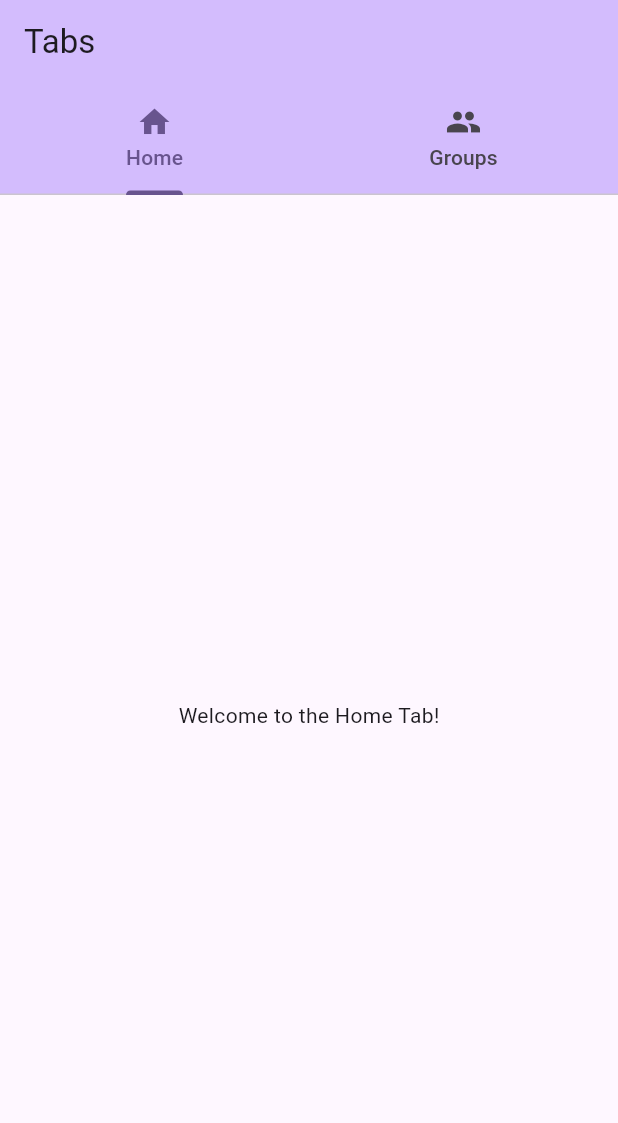
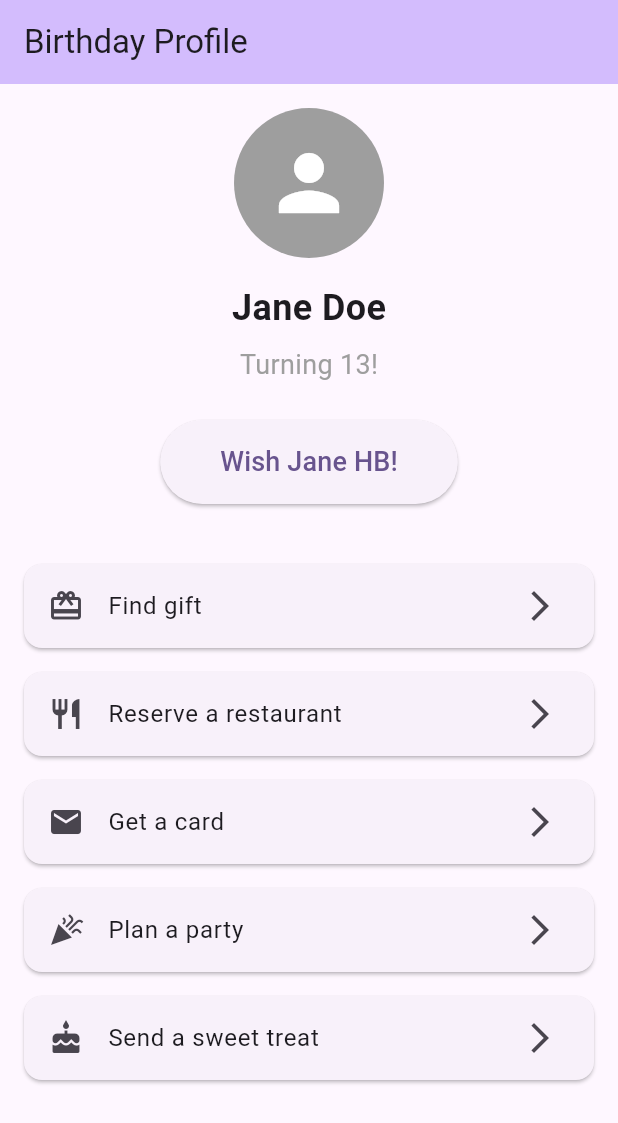
Before and after one commit to saoriyo99/birthday_app, a Flutter app: the screen it shows after launch, on a phone screen of 412 x 824 dp. Shown: the top 1123 px of the screen. Run offline on Flutter 3.47's test engine with Material 3 defaults, Android fonts, the phone set to English and light mode, and no system bars.

Commit message:
feat: Implement Birthday Profile Page UI
Refactor `MyHomePage` into `BirthdayProfilePage` to display a user's birthday information. This includes:
- A profile picture placeholder.
- Name and age display.
- A "Wish Jane HB!" button with a snackbar action.
- A list of actionable tiles for birthday planning (e.g., "Find gift", "Reserve a restaurant").
- Removed extensive comments and unused `DefaultTabController` setup.
- Enabled `useMaterial3` for the theme.

```diff
--- a/lib/main.dart
+++ b/lib/main.dart
@@ -7,116 +7,96 @@ void main() {
 class MyApp extends StatelessWidget {
   const MyApp({super.key});
 
-  // This widget is the root of your application.
   @override
   Widget build(BuildContext context) {
     return MaterialApp(
       title: 'Birthday App',
       theme: ThemeData(
-        // This is the theme of your application.
-        //
-        // TRY THIS: Try running your application with "flutter run". You'll see
-        // the application has a purple toolbar. Then, without quitting the app,
-        // try changing the seedColor in the colorScheme below to Colors.green
-        // and then invoke "hot reload" (save your changes or press the "hot
-        // reload" button in a Flutter-supported IDE, or press "r" if you used
-        // the command line to start the app).
-        //
-        // Notice that the counter didn't reset back to zero; the application
-        // state is not lost during the reload. To reset the state, use hot
-        // restart instead.
-        //
-        // This works for code too, not just values: Most code changes can be
-        // tested with just a hot reload.
         colorScheme: ColorScheme.fromSeed(seedColor: Colors.deepPurple),
+        useMaterial3: true,
       ),
-      home: const MyHomePage(title: 'Tabs'),
+      home: const BirthdayProfilePage(),
     );
   }
 }
 
-class MyHomePage extends StatefulWidget {
-  const MyHomePage({super.key, required this.title});
-
-  // This widget is the home page of your application. It is stateful, meaning
-  // that it has a State object (defined below) that contains fields that affect
-  // how it looks.
-
-  // This class is the configuration for the state. It holds the values (in this
-  // case the title) provided by the parent (in this case the App widget) and
-  // used by the build method of the State. Fields in a Widget subclass are
-  // always marked "final".
-
-  final String title;
+class BirthdayProfilePage extends StatelessWidget {
+  const BirthdayProfilePage({super.key});
 
   @override
-  State<MyHomePage> createState() => _MyHomePageState();
-}
-
-class _MyHomePageState extends State<MyHomePage> {
-  @override
   Widget build(BuildContext context) {
-    return DefaultTabController(
-      length: 2, // Number of tabs
-      child: Scaffold(
+    return Scaffold(
       appBar: AppBar(
+        title: const Text('Birthday Profile'),
         backgroundColor: Theme.of(context).colorScheme.inversePrimary,
-          title: Text(widget.title),
-          bottom: const TabBar(
-            tabs: [
-              Tab(icon: Icon(Icons.home), text: 'Home'),
-              Tab(icon: Icon(Icons.group), text: 'Groups'),
+      ),
+      body: SingleChildScrollView(
+        child: Padding(
+          padding: const EdgeInsets.all(16.0),
+          child: Column(
+            crossAxisAlignment: CrossAxisAlignment.center,
+            children: <Widget>[
+              const CircleAvatar(
+                radius: 50,
+                backgroundColor: Colors.grey, // Placeholder for image
+                child: Icon(
+                  Icons.person,
+                  size: 60,
+                  color: Colors.white,
+                ),
+              ),
+              const SizedBox(height: 16),
+              const Text(
+                'Jane Doe',
+                style: TextStyle(fontSize: 24, fontWeight: FontWeight.bold),
+              ),
+              const SizedBox(height: 8),
+              const Text(
+                'Turning 13!',
+                style: TextStyle(fontSize: 18, color: Colors.grey),
+              ),
+              const SizedBox(height: 24),
+              ElevatedButton(
+                onPressed: () {
+                  // Action for "Wish Jane HB!"
+                  ScaffoldMessenger.of(context).showSnackBar(
+                    const SnackBar(content: Text('Wishing Jane Doe Happy Birthday!')),
+                  );
+                },
+                style: ElevatedButton.styleFrom(
+                  padding: const EdgeInsets.symmetric(horizontal: 40, vertical: 15),
+                ),
+                child: const Text(
+                  'Wish Jane HB!',
+                  style: TextStyle(fontSize: 18),
+                ),
+              ),
+              const SizedBox(height: 32),
+              _buildActionTile(context, 'Find gift', Icons.card_giftcard),
+              _buildActionTile(context, 'Reserve a restaurant', Icons.restaurant),
+              _buildActionTile(context, 'Get a card', Icons.mail),
+              _buildActionTile(context, 'Plan a party', Icons.celebration),
+              _buildActionTile(context, 'Send a sweet treat', Icons.cake),
             ],
           ),
-        ),
-        body: TabBarView(
-          children: [
-            Center(
-              child: Column(
-                mainAxisAlignment: MainAxisAlignment.center,
-                children: <Widget>[
-                  const Text('Welcome to the Home Tab!'),
-                ],
-              ),
-            ),
-            GroupsList(), // Our new widget for groups
-          ],
         ),
       ),
     );
   }
-}
 
-class GroupsList extends StatelessWidget {
-  final List<String> groups = [
-    'Family',
-    'Friends',
-    'Coworkers',
-    'Sports Team',
-    'Book Club',
-    'Gaming Crew',
-  ];
-
-  @override
-  Widget build(BuildContext context) {
-    return ListView.builder(
-      itemCount: groups.length,
-      itemBuilder: (context, index) {
+  Widget _buildActionTile(BuildContext context, String title, IconData icon) {
     return Card(
-          margin: const EdgeInsets.all(8.0),
+      margin: const EdgeInsets.symmetric(vertical: 8.0),
       child: ListTile(
-            leading: const Icon(Icons.group),
-            title: Text(groups[index]),
-            subtitle: Text('Group ${index + 1}'),
+        leading: Icon(icon),
+        title: Text(title),
+        trailing: const Icon(Icons.arrow_forward_ios),
         onTap: () {
-              // Handle group tap
           ScaffoldMessenger.of(context).showSnackBar(
-                SnackBar(content: Text('Tapped on ${groups[index]}')),
+            SnackBar(content: Text('Tapped on $title')),
           );
         },
       ),
     );
-      },
-    );
   }
 }
```
Lines whose indentation alone changed are shown as unchanged.
